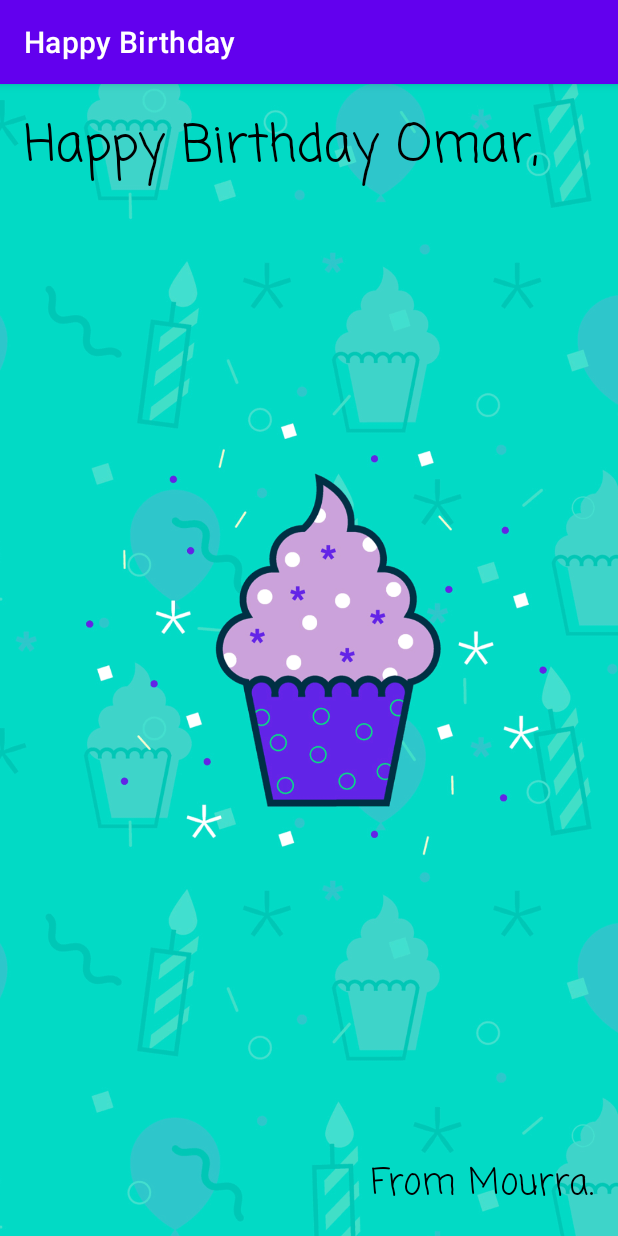
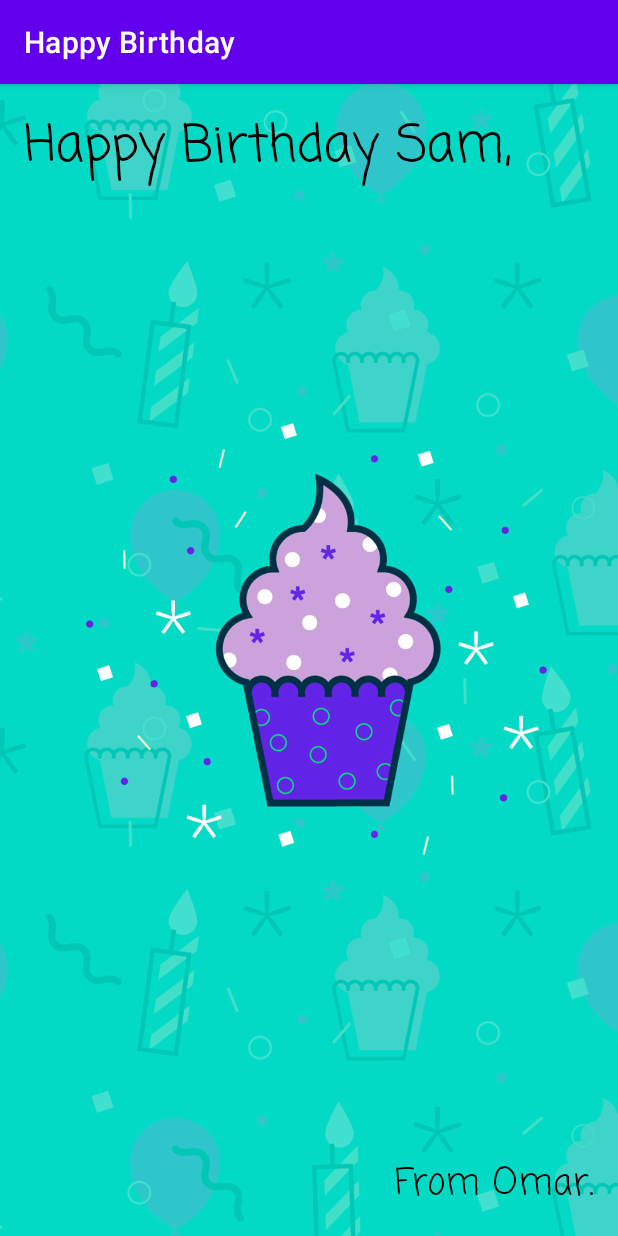
Before and after one commit to mourra950/Happy-Birthday, an Android app: the screen it shows after launch (MainActivity), on a phone screen of 412 x 824 dp. Run offline under Robolectric (Android 15) with nearby library versions, the phone set to English and light mode, and no system bars.

Commit message:
finalized the program
program finished

```diff
--- a/app/src/main/res/layout/activity_main.xml
+++ b/app/src/main/res/layout/activity_main.xml
@@ -10,6 +10,7 @@
         android:id="@+id/imageView"
         android:layout_width="0dp"
         android:layout_height="0dp"
+        android:importantForAccessibility="no"
         android:scaleType="centerCrop"
         app:layout_constraintBottom_toBottomOf="parent"
         app:layout_constraintEnd_toEndOf="parent"
@@ -24,7 +25,7 @@
         android:layout_marginStart="16dp"
         android:layout_marginTop="16dp"
         android:fontFamily="casual"
-        android:text="Happy Birthday Omar,"
+        android:text="@string/Happy_birthday_name"
         android:textColor="@android:color/black"
         android:textSize="34sp"
         app:layout_constraintStart_toStartOf="parent"
@@ -37,7 +38,7 @@
         android:layout_marginEnd="16dp"
         android:layout_marginBottom="16dp"
         android:fontFamily="casual"
-        android:text="From Mourra."
+        android:text="@string/From_text"
         android:textColor="@android:color/black"
         android:textSize="24sp"
         app:layout_constraintBottom_toBottomOf="parent"
--- /dev/null
+++ b/app/src/main/res/values/birthdaytext.xml
@@ -0,0 +1,6 @@
+<?xml version="1.0" encoding="utf-8"?>
+<resources>
+    <string name="app_name">Happy Birthday</string>
+    <string name="Happy_birthday_name">Happy Birthday Sam,</string>
+    <string name="From_text">From Omar.</string>
+</resources>
--- a/app/src/main/res/values/strings.xml
+++ /dev/null
@@ -1,3 +0,0 @@
-<resources>
-    <string name="app_name">Happy Birthday</string>
-</resources>
```
